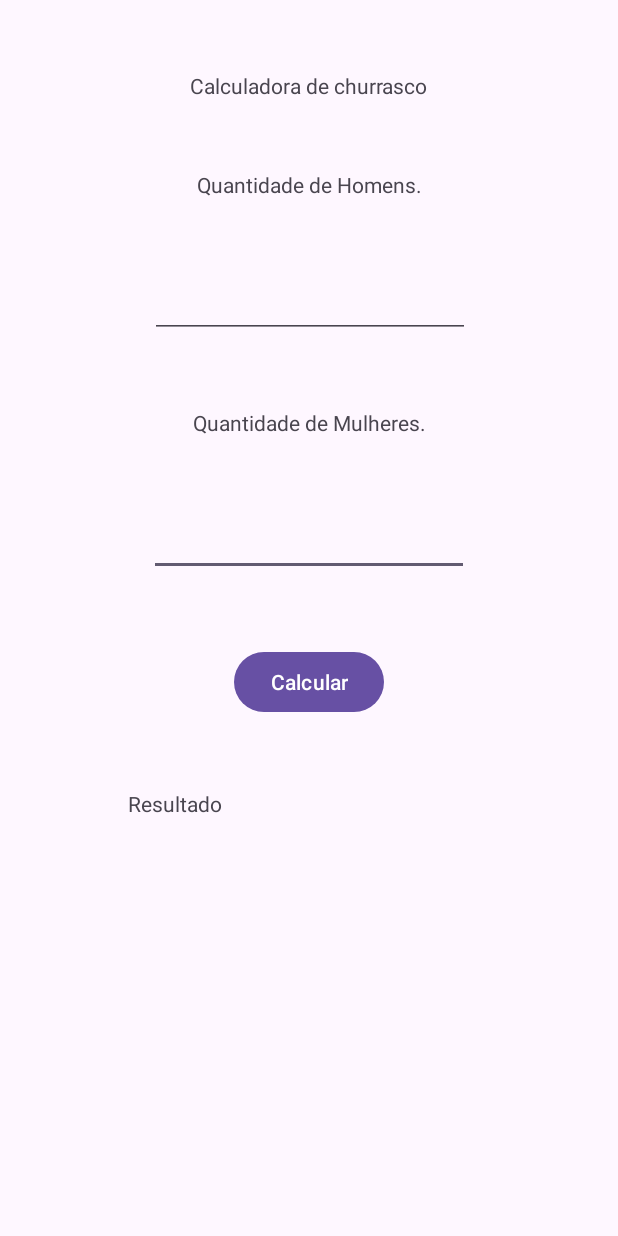
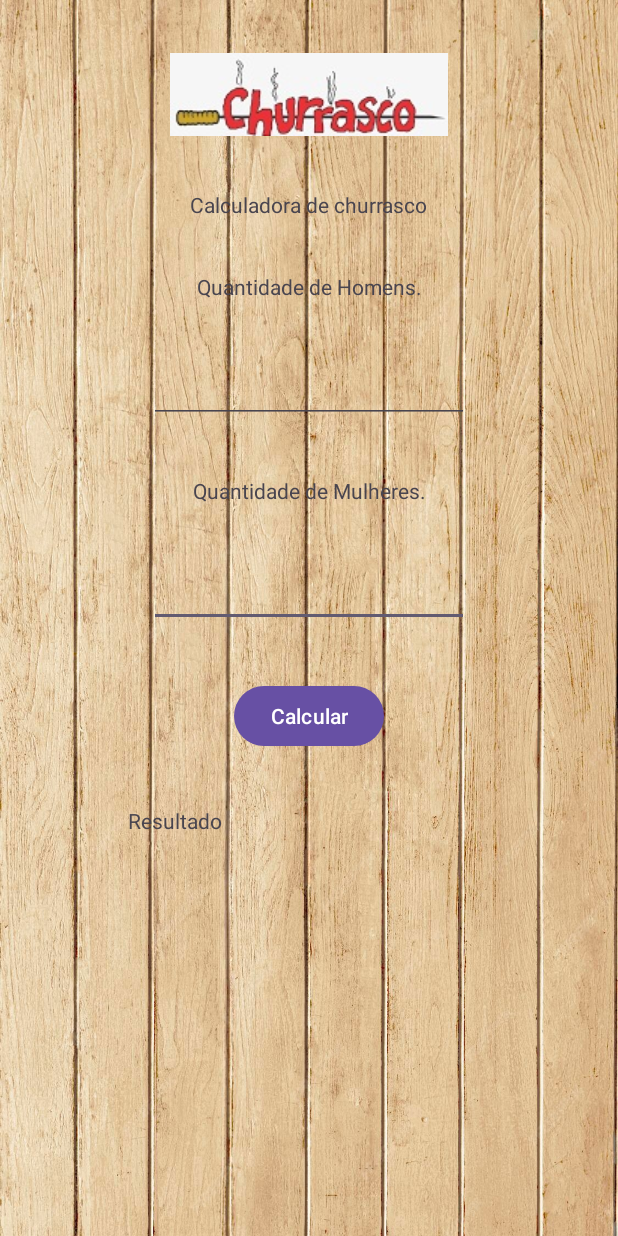
Before and after one commit to Naharavan/aulaandroid, an Android app: the screen it shows after launch (MainActivity), on a phone screen of 412 x 824 dp. Run offline under Robolectric (Android 15) with nearby library versions, the phone set to English and light mode, and no system bars.

Commit message:
fundo e logo

```diff
--- a/app/src/main/java/com/example/new2/MainActivity.java
+++ b/app/src/main/java/com/example/new2/MainActivity.java
@@ -10,8 +10,8 @@ import android.widget.TextView;
 public class MainActivity extends AppCompatActivity {
 
     private TextView Resultado;
-    private TextView N1;
-    private TextView N2;
+    private TextView hN1;
+    private TextView mN2;
     private Button Calculo;
 
     @Override
@@ -19,17 +19,17 @@ public class MainActivity extends AppCompatActivity {
         super.onCreate(savedInstanceState);
         setContentView(R.layout.activity_main);
 
-        Resultado = findViewById(R.id.Resultado);
-        N1 = findViewById(R.id.N1);
-        N2 = findViewById(R.id.N2);
-        Calculo = findViewById(R.id.Calc);
+        Resultado = findViewById(R.id.resultado);
+        hN1 = findViewById(R.id.homens);
+        mN2 = findViewById(R.id.mulheres);
+        Calculo = findViewById(R.id.calcular);
 
         Calculo.setOnClickListener(new View.OnClickListener() {
             @Override
             public void onClick(View view) {
 
-                double n1 = Integer.parseInt(String.valueOf(N1.getText()));
-                double n2 = Integer.parseInt(String.valueOf(N2.getText()));
+                double n1 = Integer.parseInt(String.valueOf(hN1.getText()));
+                double n2 = Integer.parseInt(String.valueOf(mN2.getText()));
                 double res = (n1 * 0.300) + (n2 * 0.250);
                 Resultado.setText("Resultado:" + res + "Kilos de carne");
 
--- a/app/src/main/res/layout/activity_main.xml
+++ b/app/src/main/res/layout/activity_main.xml
@@ -4,15 +4,16 @@
     xmlns:tools="http://schemas.android.com/tools"
     android:layout_width="match_parent"
     android:layout_height="match_parent"
+    android:background="@drawable/fundo"
     tools:context=".MainActivity">
 
     <EditText
-        android:id="@+id/N2"
+        android:id="@+id/mulheres"
         android:layout_width="wrap_content"
         android:layout_height="wrap_content"
         android:ems="10"
         android:inputType="number"
-        app:layout_constraintBottom_toTopOf="@+id/Calc"
+        app:layout_constraintBottom_toTopOf="@+id/calcular"
         app:layout_constraintEnd_toEndOf="parent"
         app:layout_constraintHorizontal_bias="0.5"
         app:layout_constraintStart_toStartOf="parent"
@@ -24,22 +25,22 @@
         android:layout_width="wrap_content"
         android:layout_height="wrap_content"
         android:text="Quantidade de Mulheres."
-        app:layout_constraintBottom_toTopOf="@+id/N2"
+        app:layout_constraintBottom_toTopOf="@+id/mulheres"
         app:layout_constraintEnd_toEndOf="parent"
         app:layout_constraintHorizontal_bias="0.5"
         app:layout_constraintStart_toStartOf="parent"
-        app:layout_constraintTop_toBottomOf="@+id/N1"
+        app:layout_constraintTop_toBottomOf="@+id/homens"
         app:layout_constraintVertical_bias="0.5" />
 
     <EditText
-        android:id="@+id/N1"
+        android:id="@+id/homens"
         android:layout_width="wrap_content"
         android:layout_height="wrap_content"
         android:ems="10"
         android:inputType="number"
         app:layout_constraintBottom_toTopOf="@+id/textView2"
         app:layout_constraintEnd_toEndOf="parent"
-        app:layout_constraintHorizontal_bias="0.502"
+        app:layout_constraintHorizontal_bias="0.5"
         app:layout_constraintStart_toStartOf="parent"
         app:layout_constraintTop_toBottomOf="@+id/textView"
         app:layout_constraintVertical_bias="0.5" />
@@ -49,7 +50,7 @@
         android:layout_width="wrap_content"
         android:layout_height="wrap_content"
         android:text="Quantidade de Homens."
-        app:layout_constraintBottom_toTopOf="@+id/N1"
+        app:layout_constraintBottom_toTopOf="@+id/homens"
         app:layout_constraintEnd_toEndOf="parent"
         app:layout_constraintHorizontal_bias="0.5"
         app:layout_constraintStart_toStartOf="parent"
@@ -57,7 +58,7 @@
         app:layout_constraintVertical_bias="0.5" />
 
     <TextView
-        android:id="@+id/Resultado"
+        android:id="@+id/resultado"
         android:layout_width="241dp"
         android:layout_height="251dp"
         android:text="Resultado"
@@ -65,19 +66,19 @@
         app:layout_constraintEnd_toEndOf="parent"
         app:layout_constraintHorizontal_bias="0.5"
         app:layout_constraintStart_toStartOf="parent"
-        app:layout_constraintTop_toBottomOf="@+id/Calc"
+        app:layout_constraintTop_toBottomOf="@+id/calcular"
         app:layout_constraintVertical_bias="0.5" />
 
     <Button
-        android:id="@+id/Calc"
+        android:id="@+id/calcular"
         android:layout_width="wrap_content"
         android:layout_height="wrap_content"
         android:text="Calcular"
-        app:layout_constraintBottom_toTopOf="@+id/Resultado"
+        app:layout_constraintBottom_toTopOf="@+id/resultado"
         app:layout_constraintEnd_toEndOf="parent"
         app:layout_constraintHorizontal_bias="0.5"
         app:layout_constraintStart_toStartOf="parent"
-        app:layout_constraintTop_toBottomOf="@+id/N2"
+        app:layout_constraintTop_toBottomOf="@+id/mulheres"
         app:layout_constraintVertical_bias="0.5" />
 
     <TextView
@@ -89,7 +90,7 @@
         app:layout_constraintEnd_toEndOf="parent"
         app:layout_constraintHorizontal_bias="0.5"
         app:layout_constraintStart_toStartOf="parent"
-        app:layout_constraintTop_toTopOf="parent"
+        app:layout_constraintTop_toBottomOf="@+id/imageView3"
         app:layout_constraintVertical_bias="0.5" />
 
     <androidx.constraintlayout.widget.Guideline
@@ -120,4 +121,16 @@
         android:orientation="horizontal"
         app:layout_constraintGuide_begin="20dp" />
 
+    <ImageView
+        android:id="@+id/imageView3"
+        android:layout_width="wrap_content"
+        android:layout_height="wrap_content"
+        app:layout_constraintBottom_toTopOf="@+id/textView3"
+        app:layout_constraintEnd_toEndOf="parent"
+        app:layout_constraintHorizontal_bias="0.5"
+        app:layout_constraintStart_toStartOf="parent"
+        app:layout_constraintTop_toTopOf="parent"
+        app:layout_constraintVertical_bias="0.5"
+        app:srcCompat="@drawable/logo" />
+
 </androidx.constraintlayout.widget.ConstraintLayout>
```
Also changed, not shown: app/src/main/res/drawable/fundo.jpg (added), app/src/main/res/drawable/logo.jpg (added).
